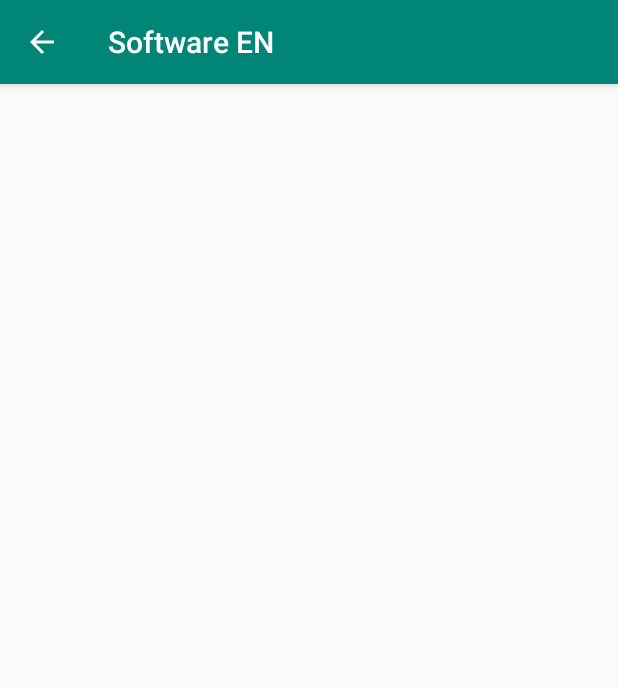
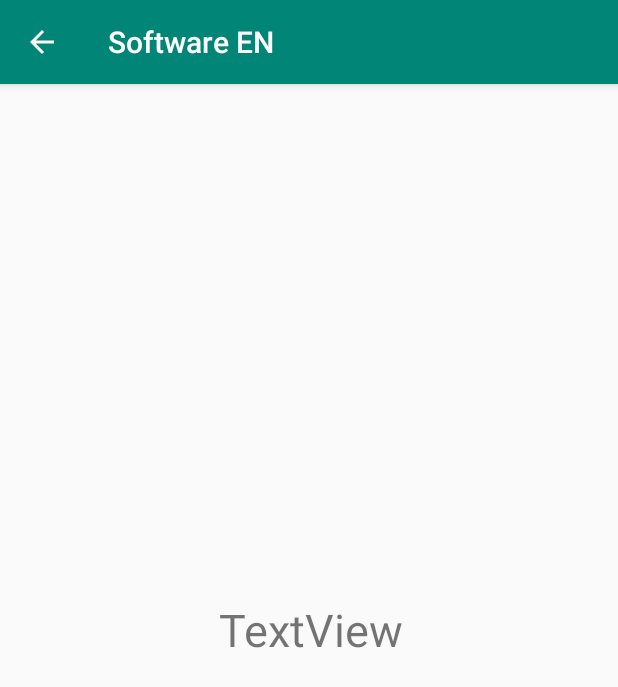
Before and after one commit to acamara2016/AppTracker, an Android app: the home_profile screen opened directly, with no data from a screen before it, on a phone screen of 412 x 824 dp. Shown: the top 687 px of the screen. Run offline under Robolectric (Android 15) with nearby library versions, the phone set to English and light mode, and no system bars; 1 statement that could not run was skipped.

Commit message:
changed the User class so that is implements Parceble so that it can be sent between activities -Joshua and Robert

```diff
--- a/app/src/main/java/com/example/softwareen/home_profile.java
+++ b/app/src/main/java/com/example/softwareen/home_profile.java
@@ -3,6 +3,12 @@ package com.example.softwareen;
 import androidx.appcompat.app.AppCompatActivity;
 
 import android.os.Bundle;
+import android.content.Intent;
+import android.widget.*;
+import android.view.*;
+
+
+
 
 public class home_profile extends AppCompatActivity {
 
@@ -10,5 +16,14 @@ public class home_profile extends AppCompatActivity {
     protected void onCreate(Bundle savedInstanceState) {
         super.onCreate(savedInstanceState);
         setContentView(R.layout.activity_home_profile);
+
+        Intent intent = getIntent();
+       User user = intent.getParcelableExtra("Profile");
+
+        TextView welcome = (TextView) findViewById(R.id.welcome);
+        welcome.setText("Welcome " + user.getUsername());
+
+
+        //welcome_message
     }
 }
--- a/app/src/main/res/layout/activity_home_profile.xml
+++ b/app/src/main/res/layout/activity_home_profile.xml
@@ -4,4 +4,23 @@
     xmlns:tools="http://schemas.android.com/tools"
     android:layout_width="match_parent"
     android:layout_height="match_parent"
-    tools:context=".home_profile"/>
+    tools:context=".home_profile">
+
+    <TextView
+        android:id="@+id/welcome"
+        android:layout_width="wrap_content"
+        android:layout_height="wrap_content"
+        android:layout_marginStart="139dp"
+        android:layout_marginTop="315dp"
+        android:layout_marginEnd="137dp"
+        android:layout_marginBottom="384dp"
+        android:text="TextView"
+        android:textAlignment="center"
+        android:textSize="30sp"
+        app:layout_constraintBottom_toBottomOf="parent"
+        app:layout_constraintEnd_toEndOf="parent"
+        app:layout_constraintHorizontal_bias="0.459"
+        app:layout_constraintStart_toStartOf="parent"
+        app:layout_constraintTop_toTopOf="parent"
+        app:layout_constraintVertical_bias="1.0" />
+</androidx.constraintlayout.widget.ConstraintLayout>
```
Also changed, not shown: app/src/main/java/com/example/softwareen/User.java (+40 -1 lines), app/src/main/java/com/example/softwareen/welcome_screen_signup.java (+7 -6 lines).
